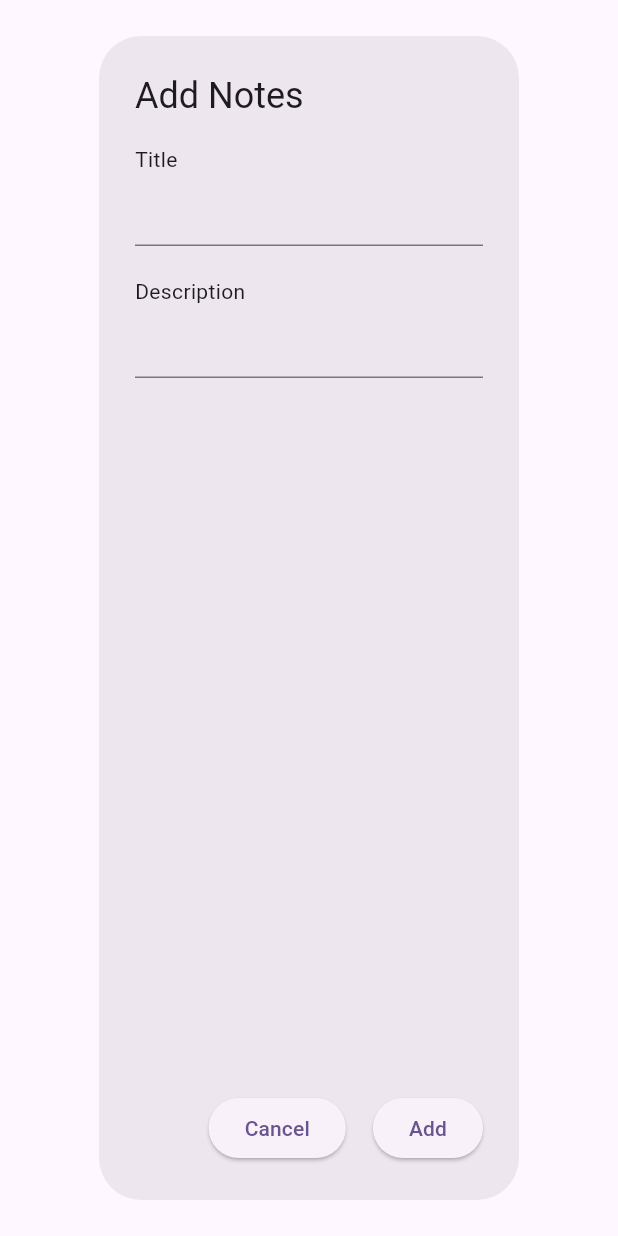
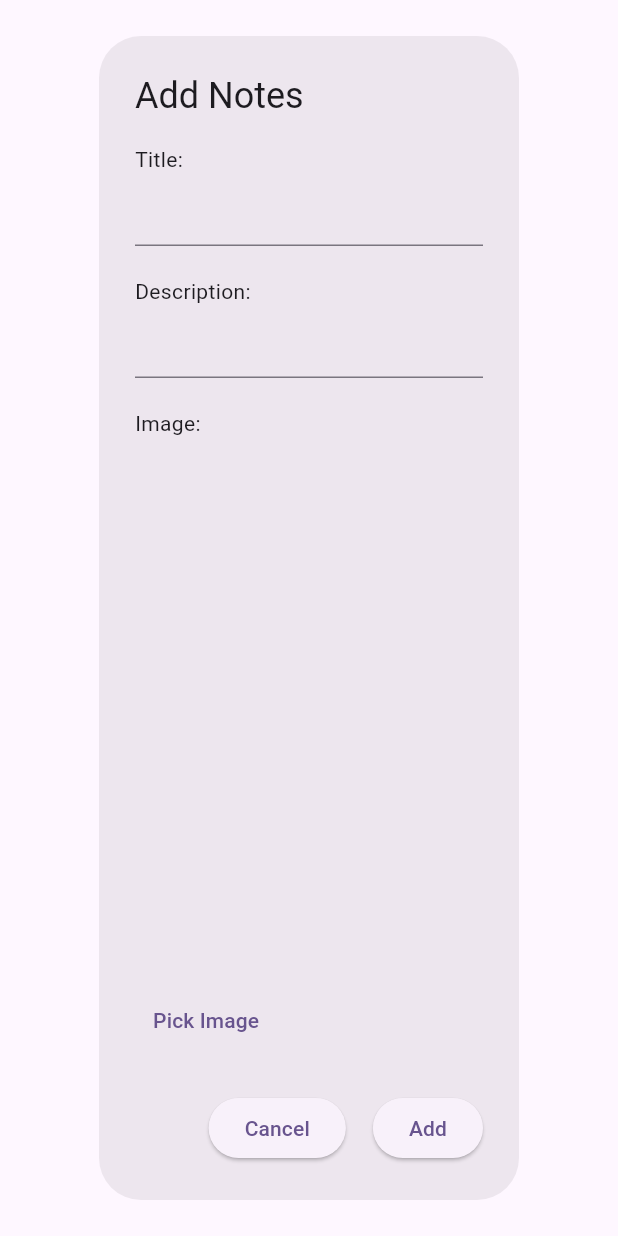
Before and after one commit to Mobile-Programming-MDP/latihan-project-firestore-Marceloslife, a Flutter app: the NoteDialog widget shown alone on an empty page, opened directly, on a phone screen of 412 x 824 dp. Run offline on Flutter 3.47's test engine with Material 3 defaults, Android fonts, the phone set to English and light mode, and no system bars; our stand-ins replace cloud_firestore, firebase_core, firebase_storage, fluttertoast, image_picker; missing offline and left inert: flutter_gravatar; accounts and stored records are empty.

Commit message:
update  uploud image
pengubahan pada note service dan note dialog

```diff
--- a/notes/notesapp/lib/models/note.dart
+++ b/notes/notesapp/lib/models/note.dart
@@ -4,6 +4,7 @@
   String? id;
   final String title;
   final String description;
+  // KARENA OPSIONAL BOLEH ADA BOLEH NGGAK
   String? imageUrl;
   Timestamp? createdAt;
   Timestamp? updatedAt;
--- a/notes/notesapp/lib/widgets/note_dialog.dart
+++ b/notes/notesapp/lib/widgets/note_dialog.dart
@@ -1,29 +1,51 @@
-import 'package:flutter/foundation.dart';
 import 'package:flutter/material.dart';
-import 'package:flutter/widgets.dart';
+import 'package:image_picker/image_picker.dart';
+import 'package:notesapp/models/note.dart';
 import 'package:notesapp/services/note_service.dart';
 
-class NoteDialog extends StatelessWidget {
-  final Map<String, dynamic>? note;
+class NoteDialog extends StatefulWidget {
+  final Note? note;
+
+  NoteDialog({super.key, this.note});
+
+  @override
+  State<NoteDialog> createState() => _NoteDialogState();
+}
+
+class _NoteDialogState extends State<NoteDialog> {
   final TextEditingController _titleController = TextEditingController();
   final TextEditingController _descriptionController = TextEditingController();
+  XFile? _imageFile;
 
-  NoteDialog({Key? key, this.note}) : super(key: key) {
-    if (note != null) {
-      _titleController.text = note!['title'];
-      _descriptionController.text = note!['description'];
+  @override
+  void initState() {
+    // TODO: implement initState
+    super.initState();
+    if (widget.note != null) {
+      _titleController.text = widget.note!.title;
+      _descriptionController.text = widget.note!.description;
+    }
+  }
+
+  Future<void> _pickImage() async {
+    final pickedFile =
+        await ImagePicker().pickImage(source: ImageSource.gallery);
+    if (pickedFile != null) {
+      setState(() {
+        _imageFile = pickedFile;
+      });
     }
   }
 
   @override
   Widget build(BuildContext context) {
     return AlertDialog(
-      title: Text(note == null ? 'Add Notes' : 'Update Notes'),
+      title: Text(widget.note == null ? 'Add Notes' : 'Update Notes'),
       content: Column(
         crossAxisAlignment: CrossAxisAlignment.start,
         children: [
           const Text(
-            'Title',
+            'Title: ',
             textAlign: TextAlign.start,
           ),
           TextField(
@@ -32,13 +54,34 @@
           const Padding(
             padding: EdgeInsets.only(top: 20),
             child: Text(
-              'Description',
-              textAlign: TextAlign.start,
+              'Description: ',
             ),
           ),
           TextField(
             controller: _descriptionController,
           ),
+          const Padding(
+            padding: EdgeInsets.only(top: 20),
+            child: Text('Image: '),
+          ),
+          Expanded(
+            child: _imageFile != null
+                ? Image.network(
+                    _imageFile!.path,
+                    fit: BoxFit.cover,
+                  )
+                : (widget.note?.imageUrl != null &&
+                        Uri.parse(widget.note!.imageUrl!).isAbsolute
+                    ? Image.network(
+                        widget.note!.imageUrl!,
+                        fit: BoxFit.cover,
+                      )
+                    : Container()),
+          ),
+          TextButton(
+            onPressed: _pickImage,
+            child: const Text("Pick Image"),
+          )
         ],
       ),
       actions: [
@@ -52,25 +95,32 @@
           ),
         ),
         ElevatedButton(
-          onPressed: () {
-            if (note == null) {
-              NoteService.addNote(
-                _titleController.text,
-                _descriptionController.text,
-              ).whenComplete(() {
+          onPressed: () async {
+            String? imageUrl;
+            if (_imageFile != null) {
+              imageUrl = await NoteService.uploadImage(_imageFile!);
+            } else {
+              imageUrl = widget.note?.imageUrl;
+            }
+
+            Note note = Note(
+              id: widget.note?.id,
+              title: _titleController.text,
+              description: _descriptionController.text,
+              imageUrl: imageUrl,
+              createdAt: widget.note?.createdAt,
+            );
+
+            if (widget.note == null) {
+              NoteService.addNote(note).whenComplete(() {
                 Navigator.of(context).pop();
               });
             } else {
-              NoteService.updateNote(
-                note!['id'],
-                _titleController.text,
-                _descriptionController.text,
-              ).whenComplete(() {
-                Navigator.of(context).pop();
-              });
+              NoteService.updateNote(note)
+                  .whenComplete(() => Navigator.of(context).pop());
             }
           },
-          child: Text(note == null ? 'Add' : 'Update'),
+          child: Text(widget.note == null ? 'Add' : 'Update'),
         ),
       ],
     );
```
Also changed, not shown: notes/notesapp/lib/main.dart (+1 -16 lines), notes/notesapp/lib/screens/note_list_screen.dart (+3 -5 lines), notes/notesapp/lib/services/note_service.dart (+66 -27 lines), notes/notesapp/pubspec.yaml (+5 -2 lines), notes/notesapp/pubspec.lock, 5 other files.
